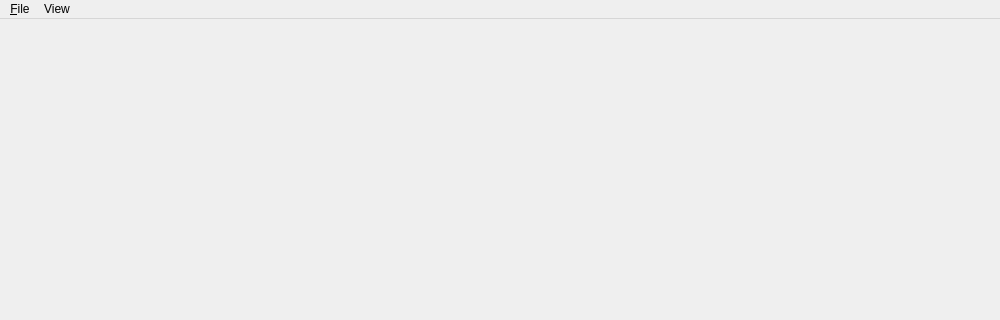
The window that octovis/include/octovis/ViewerGui.ui (OctoMap/octomap) describes before a commit, drawn with Qt 5; both pictures show x 0 to 1000 and y 0 to 320 of the 1000 by 700 pixel window.
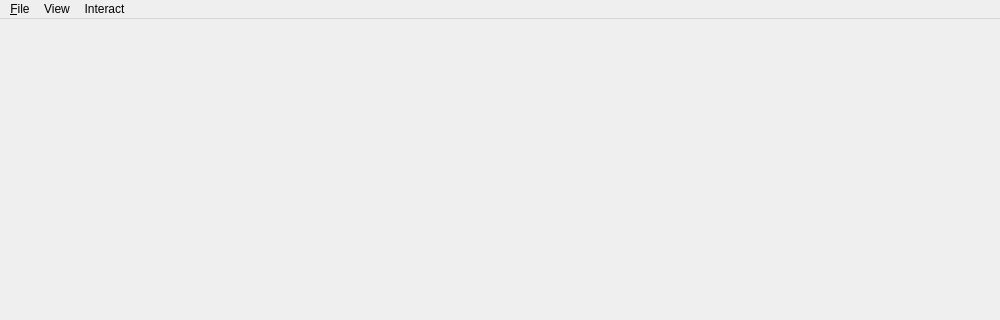
The same window after the commit. Icons and pictures are not drawn.

Patch:
```diff
--- a/octovis/include/octovis/ViewerGui.ui
+++ b/octovis/include/octovis/ViewerGui.ui
@@ -20,7 +20,7 @@
      <x>0</x>
      <y>0</y>
      <width>1000</width>
-     <height>22</height>
+     <height>25</height>
     </rect>
    </property>
    <widget class="QMenu" name="menu_File">
@@ -91,8 +91,15 @@
     <addaction name="separator"/>
     <addaction name="menuBackground_color"/>
    </widget>
+   <widget class="QMenu" name="menuInteract">
+    <property name="title">
+     <string>Interact</string>
+    </property>
+    <addaction name="actionSelection_box"/>
+   </widget>
    <addaction name="menu_File"/>
    <addaction name="menuView"/>
+   <addaction name="menuInteract"/>
   </widget>
   <widget class="QStatusBar" name="statusbar"/>
   <action name="actionOpen_file">
```
Left out of the diff: 32 changed lines with no effect on the pictures.
